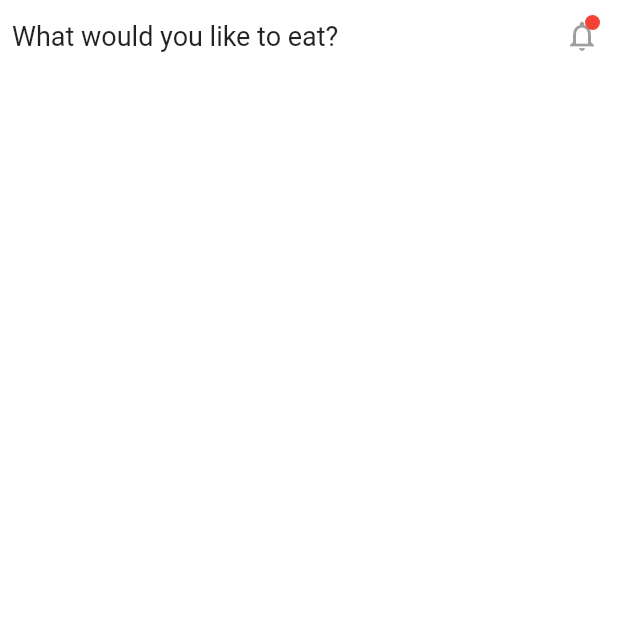
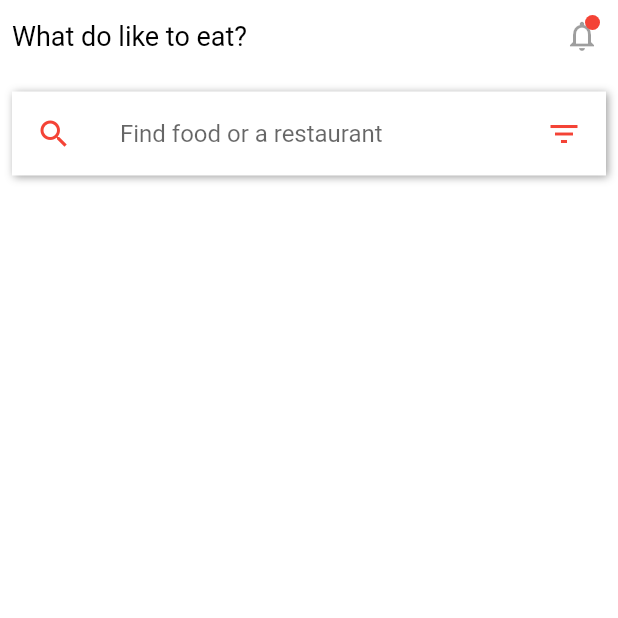
Before and after one commit to diyarfaraj/food_delivery_app, a Flutter app: the screen it shows after launch, on a phone screen of 412 x 824 dp, the top half of it. Run offline on Flutter 3.47's test engine with Material 2 defaults, Android fonts, the phone set to English and light mode, and no system bars.

Commit message:
added search box

```diff
--- a/lib/src/screens/home.dart
+++ b/lib/src/screens/home.dart
@@ -1,5 +1,6 @@
 import 'package:flutter/material.dart';
 import 'package:food_delivery_app/src/widgets/commons.dart';
+import 'package:food_delivery_app/src/widgets/custom_text.dart';
 
 class Home extends StatefulWidget {
   @override
@@ -19,11 +20,9 @@ class _HomeState extends State<Home> {
               children: [
                 Padding(
                   padding: const EdgeInsets.all(8.0),
-                  child: Text(
-                    "What would you like to eat? ",
-                    style: TextStyle(
-                      fontSize: 18,
-                    ),
+                  child: CustomText(
+                    text: "What do like to eat?",
+                    size: 18,
                   ),
                 ),
                 Stack(children: [
@@ -44,6 +43,39 @@ class _HomeState extends State<Home> {
                 ])
               ],
             ),
+            SizedBox(
+              height: 5,
+            ),
+            Padding(
+              padding: const EdgeInsets.all(8.0),
+              child: Container(
+                decoration: BoxDecoration(
+                  color: white,
+                  boxShadow: [
+                    BoxShadow(
+                      color: grey,
+                      offset: Offset(1, 1),
+                      blurRadius: 4,
+                    ),
+                  ],
+                ),
+                child: ListTile(
+                  leading: Icon(
+                    Icons.search,
+                    color: red,
+                  ),
+                  title: TextField(
+                    decoration: InputDecoration(
+                        hintText: "Find food or a restaurant",
+                        border: InputBorder.none),
+                  ),
+                  trailing: Icon(
+                    Icons.filter_list,
+                    color: red,
+                  ),
+                ),
+              ),
+            )
           ],
         ),
       ),
--- /dev/null
+++ b/lib/src/widgets/custom_text.dart
@@ -0,0 +1,23 @@
+import 'package:flutter/material.dart';
+import 'package:food_delivery_app/src/widgets/commons.dart';
+
+class CustomText extends StatelessWidget {
+  final String text;
+  final double size;
+  final Color color;
+  final FontWeight weight;
+
+  CustomText({@required this.text, this.size, this.color, this.weight});
+
+  @override
+  Widget build(BuildContext context) {
+    return Text(
+      text,
+      style: TextStyle(
+        fontSize: size ?? 16,
+        color: color ?? black,
+        fontWeight: weight ?? FontWeight.normal,
+      ),
+    );
+  }
+}
```
